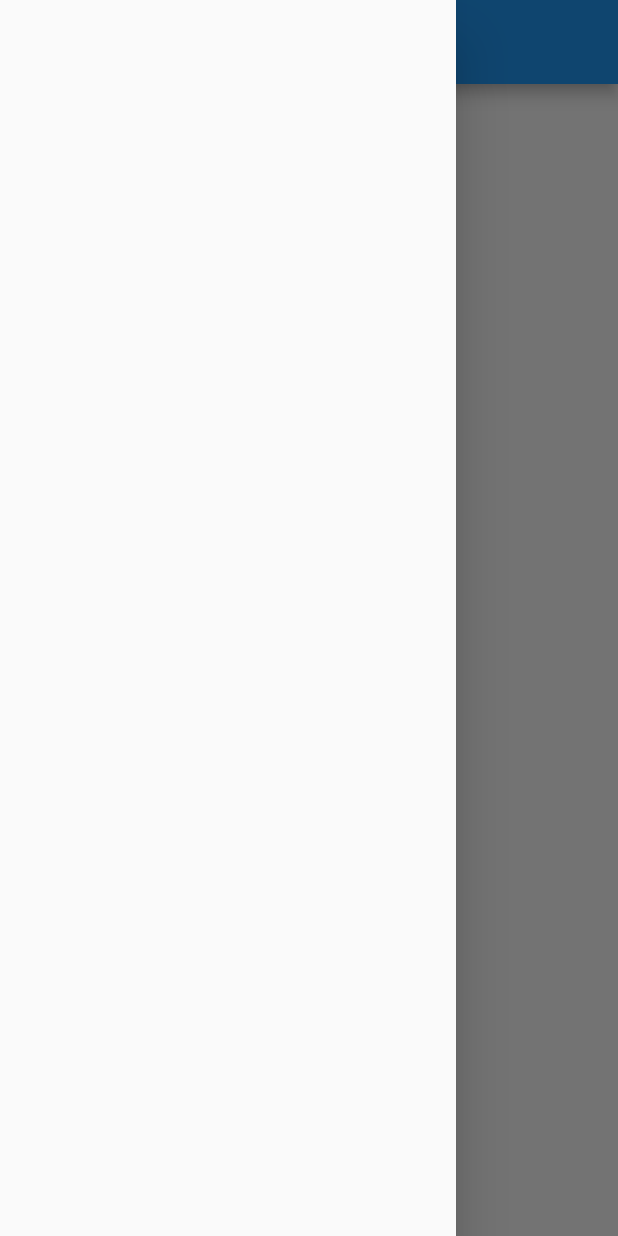
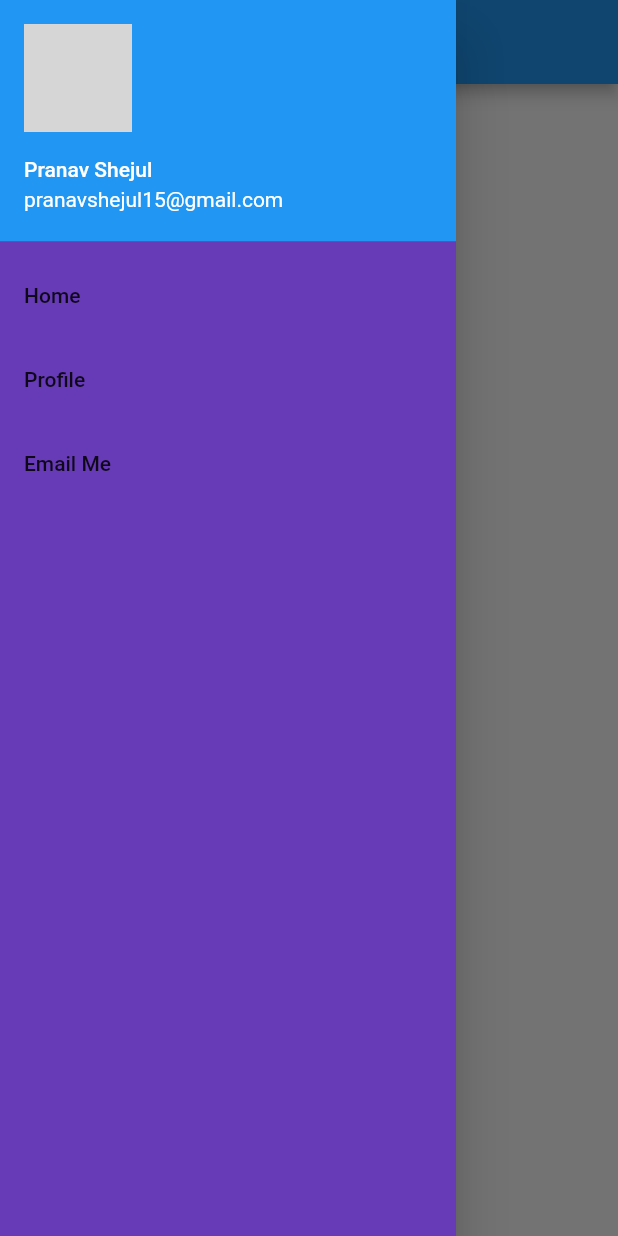
Before and after one commit to Pranav-sh/flutter_login, a Flutter app: the HomePage screen opened by its route, with the side drawer open, on a phone screen of 412 x 824 dp. Run offline on Flutter 3.47's test engine with Material 2 defaults, Android fonts, the light colour scheme and no system bars; network calls fail; grey boxes are pictures that could not be loaded.

Commit message:
done for today

```diff
--- a/lib/Pages/home_page.dart
+++ b/lib/Pages/home_page.dart
@@ -1,4 +1,6 @@
 import 'package:flutter/material.dart';
+
+import '../widgets/drawer.dart';
 
 class HomePage extends StatelessWidget {
   final int days = 1;
@@ -14,7 +16,7 @@ class HomePage extends StatelessWidget {
           child: Text("$days $name"),
         ),
       ),
-      drawer: Drawer(),
+      drawer: MyDrawer(),
     );
   }
 }
--- /dev/null
+++ b/lib/widgets/drawer.dart
@@ -0,0 +1,48 @@
+import 'package:flutter/material.dart';
+
+class MyDrawer extends StatelessWidget {
+  @override
+  Widget build(BuildContext context) {
+    final imageUrl = "https://images.app.goo.gl/XEij3pZ4gLk1b6Q5A";
+    return Drawer(
+      child: Container(
+        color: Colors.deepPurple,
+        child: ListView(
+          children: [
+            DrawerHeader(
+              padding: EdgeInsets.zero,
+              child: UserAccountsDrawerHeader(
+                margin: EdgeInsets.zero,
+                accountName : Text("Pranav Shejul"),
+                accountEmail: Text("pranavshejul15@gmail.com"),
+                currentAccountPicture: CircleAvatar(backgroundImage: NetworkImage(imageUrl)
+                ),
+
+              ),
+
+            ),
+              ListTile (
+
+              title: Text(
+                "Home"
+
+              ),
+            ),
+             ListTile (
+              title: Text(
+                "Profile"
+
+              ),
+            ),
+             ListTile(
+              title: Text(
+                "Email Me"
+
+              ),
+            ),
+          ],
+        ),
+      )
+    );
+  }
+}
```
